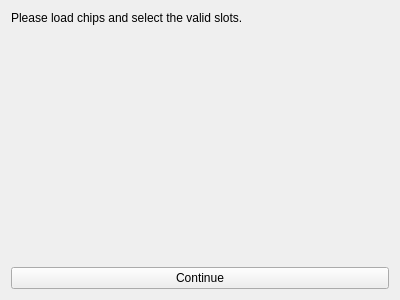
Old version of the form SwissHCC_LoadChipsForm.ui in the repository kkrizka/chister.
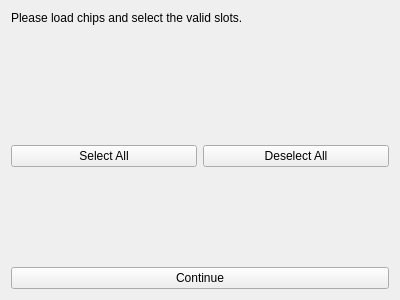
New version of the form.

```diff
--- a/SwissHCC_LoadChipsForm.ui
+++ b/SwissHCC_LoadChipsForm.ui
@@ -74,7 +74,25 @@
     </layout>
    </item>
    <item>
-    <spacer name="verticalSpacer_2">
+    <layout class="QHBoxLayout" name="horizontalLayout_2">
+     <item>
+      <widget class="QPushButton" name="selectPushButton">
+       <property name="text">
+        <string>Select All</string>
+       </property>
+      </widget>
+     </item>
+     <item>
+      <widget class="QPushButton" name="deselectPushButton">
+       <property name="text">
+        <string>Deselect All</string>
+       </property>
+      </widget>
+     </item>
+    </layout>
+   </item>
+   <item>
+    <spacer name="verticalSpacer">
      <property name="orientation">
       <enum>Qt::Vertical</enum>
      </property>
```
Left out of the diff: 4 changed lines with no effect on the pictures.
